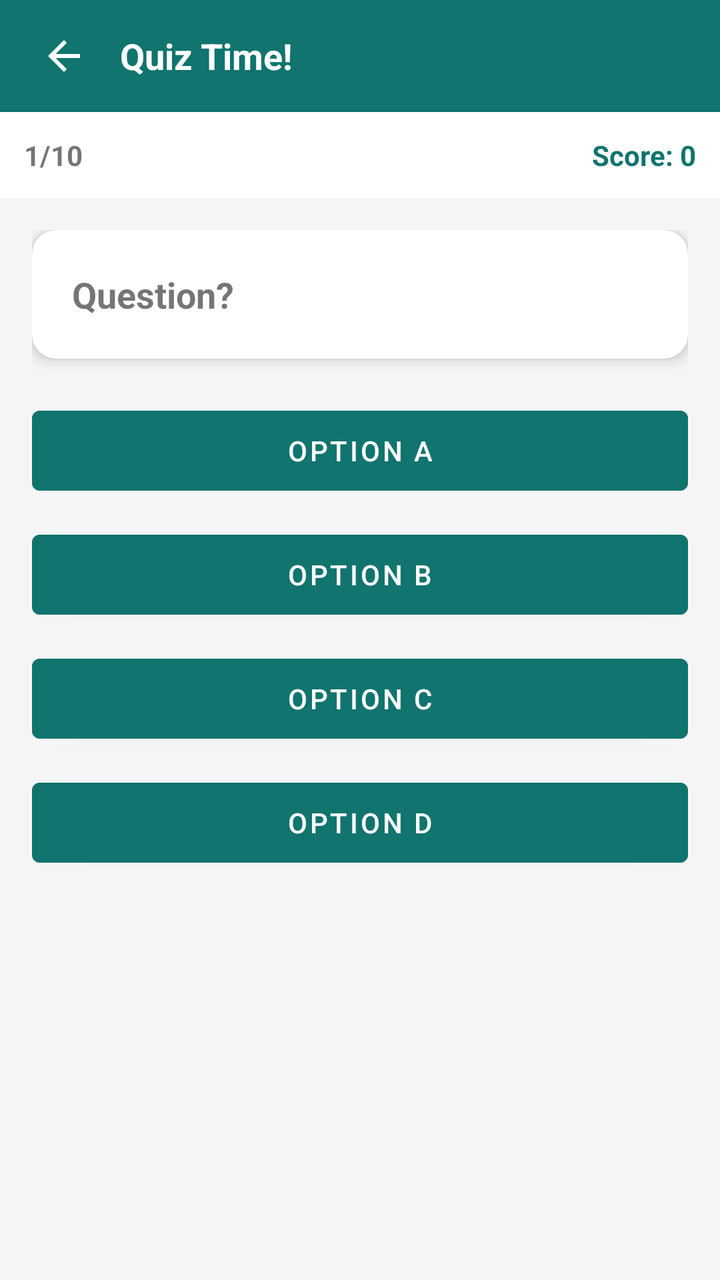
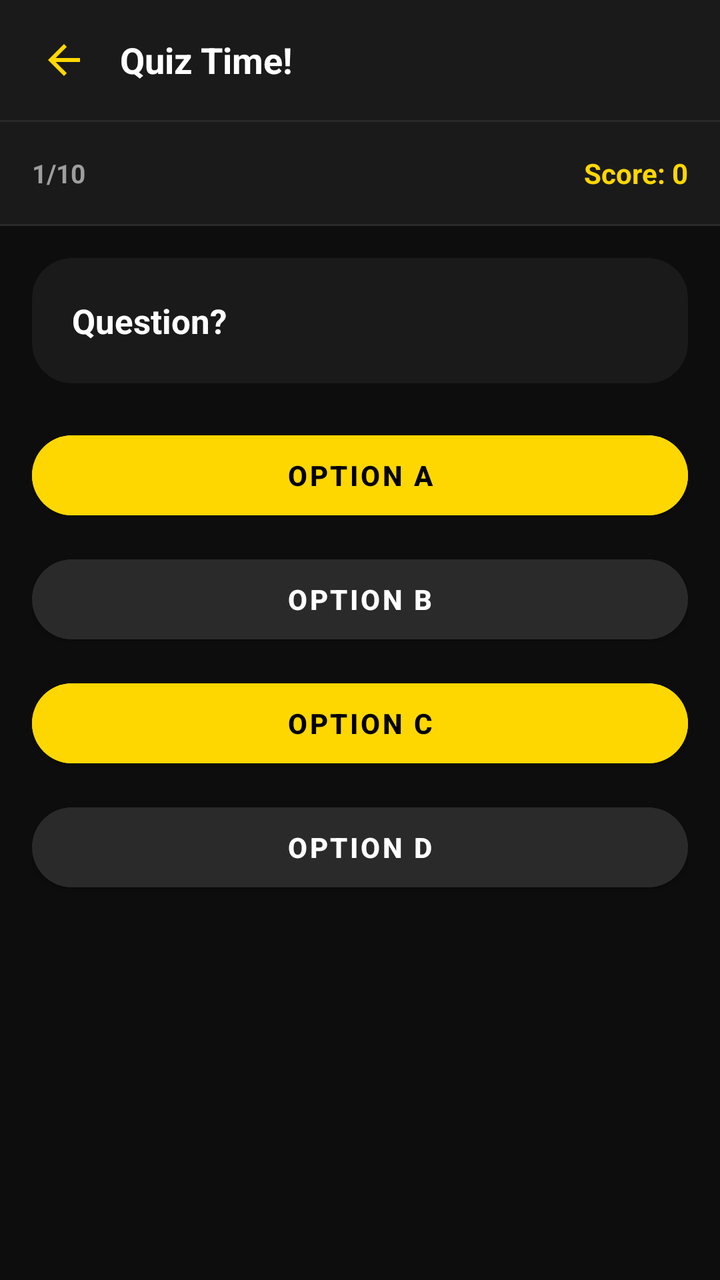

The first picture is an Android layout as it rendered before a commit; the second is the same layout after the commit. The layout source and the unified diff follow.
<!-- AndroidManifest.xml: application theme Theme.RbxCalculatorRoboxCounter -->
<!-- res/layout/activity_quiz.xml -->
<?xml version="1.0" encoding="utf-8"?>
<LinearLayout xmlns:android="http://schemas.android.com/apk/res/android"
    android:layout_width="match_parent"
    android:layout_height="match_parent"
    android:orientation="vertical"
    android:background="#F5F5F5">

    <LinearLayout android:layout_width="match_parent" android:layout_height="56dp"
        android:background="@color/theme_color" android:orientation="horizontal"
        android:gravity="center_vertical" android:paddingHorizontal="8dp">
        <ImageButton android:id="@+id/btnBack" android:layout_width="48dp" android:layout_height="48dp"
            android:background="?attr/selectableItemBackgroundBorderless"
            android:src="@drawable/ic_back_arrow" android:tint="#FFFFFF" android:contentDescription="Back"/>
        <TextView android:layout_width="0dp" android:layout_height="wrap_content" android:layout_weight="1"
            android:text="Quiz Time!" android:textColor="#FFFFFF" android:textSize="18sp"
            android:textStyle="bold" android:layout_marginStart="4dp"/>
    </LinearLayout>

    <LinearLayout android:layout_width="match_parent" android:layout_height="wrap_content"
        android:orientation="horizontal" android:padding="12dp" android:background="#FFFFFF">
        <TextView android:id="@+id/tvProgress" android:layout_width="0dp" android:layout_height="wrap_content"
            android:layout_weight="1" android:text="1/10" android:textSize="14sp" android:textStyle="bold"/>
        <TextView android:id="@+id/tvScore" android:layout_width="wrap_content" android:layout_height="wrap_content"
            android:text="Score: 0" android:textSize="14sp" android:textStyle="bold"
            android:textColor="@color/theme_color"/>
    </LinearLayout>

    <LinearLayout android:layout_width="match_parent" android:layout_height="0dp"
        android:layout_weight="1" android:orientation="vertical" android:padding="16dp">

        <androidx.cardview.widget.CardView xmlns:app="http://schemas.android.com/apk/res-auto"
            android:layout_width="match_parent" android:layout_height="wrap_content"
            android:layout_marginBottom="20dp" app:cardCornerRadius="12dp" app:cardElevation="4dp">
            <TextView android:id="@+id/tvQuestion"
                android:layout_width="match_parent" android:layout_height="wrap_content"
                android:padding="20dp" android:text="Question?"
                android:textSize="18sp" android:textStyle="bold" android:lineSpacingMultiplier="1.4"/>
        </androidx.cardview.widget.CardView>

        <Button android:id="@+id/btnOpt1" android:layout_width="match_parent" android:layout_height="52dp"
            android:layout_marginBottom="10dp" android:text="Option A" android:textSize="14sp"
            android:backgroundTint="@color/theme_color"/>
        <Button android:id="@+id/btnOpt2" android:layout_width="match_parent" android:layout_height="52dp"
            android:layout_marginBottom="10dp" android:text="Option B" android:textSize="14sp"
            android:backgroundTint="@color/theme_color"/>
        <Button android:id="@+id/btnOpt3" android:layout_width="match_parent" android:layout_height="52dp"
            android:layout_marginBottom="10dp" android:text="Option C" android:textSize="14sp"
            android:backgroundTint="@color/theme_color"/>
        <Button android:id="@+id/btnOpt4" android:layout_width="match_parent" android:layout_height="52dp"
            android:text="Option D" android:textSize="14sp" android:backgroundTint="@color/theme_color"/>
    </LinearLayout>
</LinearLayout>
<!-- resources referenced by this layout -->
<resources>
  <color name="theme_color">#11746e</color>
  <!-- drawable ic_back_arrow (drawable) -->
  <?xml version="1.0" encoding="utf-8"?>
  <vector xmlns:android="http://schemas.android.com/apk/res/android"
      android:width="24dp"
      android:height="24dp"
      android:viewportWidth="24"
      android:viewportHeight="24">
      <path
          android:fillColor="@android:color/white"
          android:pathData="M20,11H7.83l5.59,-5.59L12,4l-8,8 8,8 1.41,-1.41L7.83,13H20v-2z"/>
  </vector>
  <style name="Theme.RbxCalculatorRoboxCounter" parent="Theme.MaterialComponents.DayNight.NoActionBar">
          <item name="colorPrimary">@color/theme_color</item>
          <item name="colorPrimaryVariant">@color/theme_color</item>
          <item name="colorOnPrimary">@color/white</item>
          <item name="colorSecondary">@color/theme_color</item>
          <item name="colorOnSecondary">@color/white</item>
          <item name="android:statusBarColor">@color/theme_color</item>
          <item name="android:navigationBarColor">@color/white</item>
      </style>
  <style name="Theme.MaterialComponents.DayNight.NoActionBar" parent="@style/Theme.MaterialComponents.NoActionBar">
      </style>
  <color name="white">#FFFFFF</color>
</resources>

<!-- the commit's change to res/layout/activity_quiz.xml (unified diff, before → after) -->
@@ -1,52 +1,73 @@
 <?xml version="1.0" encoding="utf-8"?>
 <LinearLayout xmlns:android="http://schemas.android.com/apk/res/android"
+    xmlns:app="http://schemas.android.com/apk/res-auto"
     android:layout_width="match_parent"
     android:layout_height="match_parent"
     android:orientation="vertical"
-    android:background="#F5F5F5">
+    android:background="@color/bg_primary">
 
-    <LinearLayout android:layout_width="match_parent" android:layout_height="56dp"
-        android:background="@color/theme_color" android:orientation="horizontal"
+    <LinearLayout android:layout_width="match_parent" android:layout_height="60dp"
+        android:background="@color/bg_surface" android:orientation="horizontal"
         android:gravity="center_vertical" android:paddingHorizontal="8dp">
         <ImageButton android:id="@+id/btnBack" android:layout_width="48dp" android:layout_height="48dp"
             android:background="?attr/selectableItemBackgroundBorderless"
-            android:src="@drawable/ic_back_arrow" android:tint="#FFFFFF" android:contentDescription="Back"/>
+            android:src="@drawable/ic_back_arrow" android:tint="@color/gold" android:contentDescription="Back"/>
         <TextView android:layout_width="0dp" android:layout_height="wrap_content" android:layout_weight="1"
-            android:text="Quiz Time!" android:textColor="#FFFFFF" android:textSize="18sp"
+            android:text="Quiz Time!" android:textColor="@color/text_primary" android:textSize="18sp"
             android:textStyle="bold" android:layout_marginStart="4dp"/>
     </LinearLayout>
 
+    <View android:layout_width="match_parent" android:layout_height="1dp" android:background="@color/bg_divider" />
+
+    
     <LinearLayout android:layout_width="match_parent" android:layout_height="wrap_content"
-        android:orientation="horizontal" android:padding="12dp" android:background="#FFFFFF">
+        android:orientation="horizontal" android:padding="16dp"
+        android:background="@color/bg_surface" android:gravity="center_vertical">
         <TextView android:id="@+id/tvProgress" android:layout_width="0dp" android:layout_height="wrap_content"
-            android:layout_weight="1" android:text="1/10" android:textSize="14sp" android:textStyle="bold"/>
+            android:layout_weight="1" android:text="1/10" android:textSize="13sp" android:textStyle="bold"
+            android:textColor="@color/text_secondary"/>
         <TextView android:id="@+id/tvScore" android:layout_width="wrap_content" android:layout_height="wrap_content"
             android:text="Score: 0" android:textSize="14sp" android:textStyle="bold"
-            android:textColor="@color/theme_color"/>
+            android:textColor="@color/gold"/>
     </LinearLayout>
+
+    <View android:layout_width="match_parent" android:layout_height="1dp" android:background="@color/bg_divider" />
 
     <LinearLayout android:layout_width="match_parent" android:layout_height="0dp"
         android:layout_weight="1" android:orientation="vertical" android:padding="16dp">
 
-        <androidx.cardview.widget.CardView xmlns:app="http://schemas.android.com/apk/res-auto"
+        
+        <androidx.cardview.widget.CardView
             android:layout_width="match_parent" android:layout_height="wrap_content"
-            android:layout_marginBottom="20dp" app:cardCornerRadius="12dp" app:cardElevation="4dp">
+            android:layout_marginBottom="20dp" app:cardCornerRadius="20dp" app:cardElevation="0dp"
+            app:cardBackgroundColor="@color/bg_surface">
             <TextView android:id="@+id/tvQuestion"
                 android:layout_width="match_parent" android:layout_height="wrap_content"
                 android:padding="20dp" android:text="Question?"
-                android:textSize="18sp" android:textStyle="bold" android:lineSpacingMultiplier="1.4"/>
+                android:textSize="17sp" android:textStyle="bold"
+                android:textColor="@color/text_primary"
+                android:lineSpacingMultiplier="1.4"/>
         </androidx.cardview.widget.CardView>
 
+        
         <Button android:id="@+id/btnOpt1" android:layout_width="match_parent" android:layout_height="52dp"
             android:layout_marginBottom="10dp" android:text="Option A" android:textSize="14sp"
-            android:backgroundTint="@color/theme_color"/>
+            android:textStyle="bold" android:textColor="@color/text_on_gold"
+            android:backgroundTint="@color/gold" app:cornerRadius="26dp"/>
+
         <Button android:id="@+id/btnOpt2" android:layout_width="match_parent" android:layout_height="52dp"
             android:layout_marginBottom="10dp" android:text="Option B" android:textSize="14sp"
-            android:backgroundTint="@color/theme_color"/>
+            android:textStyle="bold" android:textColor="@color/text_primary"
+            android:backgroundTint="@color/bg_surface" app:cornerRadius="26dp"/>
+
         <Button android:id="@+id/btnOpt3" android:layout_width="match_parent" android:layout_height="52dp"
             android:layout_marginBottom="10dp" android:text="Option C" android:textSize="14sp"
-            android:backgroundTint="@color/theme_color"/>
+            android:textStyle="bold" android:textColor="@color/text_on_gold"
+            android:backgroundTint="@color/gold" app:cornerRadius="26dp"/>
+
         <Button android:id="@+id/btnOpt4" android:layout_width="match_parent" android:layout_height="52dp"
-            android:text="Option D" android:textSize="14sp" android:backgroundTint="@color/theme_color"/>
+            android:text="Option D" android:textSize="14sp"
+            android:textStyle="bold" android:textColor="@color/text_primary"
+            android:backgroundTint="@color/bg_surface" app:cornerRadius="26dp"/>
     </LinearLayout>
 </LinearLayout>
<!-- resource entries referenced after the edit -->
@@ -1,6 +1,12 @@
 <!-- resources referenced by this layout -->
 <resources>
-  <color name="theme_color">#11746e</color>
+  <color name="bg_divider">#2A2A2A</color>
+  <color name="bg_primary">#0D0D0D</color>
+  <color name="bg_surface">#1A1A1A</color>
+  <color name="gold">#FFD700</color>
+  <color name="text_on_gold">#000000</color>
+  <color name="text_primary">#FFFFFF</color>
+  <color name="text_secondary">#9E9E9E</color>
   <!-- drawable ic_back_arrow (drawable) -->
   <?xml version="1.0" encoding="utf-8"?>
   <vector xmlns:android="http://schemas.android.com/apk/res/android"
@@ -12,17 +18,30 @@
           android:fillColor="@android:color/white"
           android:pathData="M20,11H7.83l5.59,-5.59L12,4l-8,8 8,8 1.41,-1.41L7.83,13H20v-2z"/>
   </vector>
-  <style name="Theme.RbxCalculatorRoboxCounter" parent="Theme.MaterialComponents.DayNight.NoActionBar">
-          <item name="colorPrimary">@color/theme_color</item>
-          <item name="colorPrimaryVariant">@color/theme_color</item>
-          <item name="colorOnPrimary">@color/white</item>
-          <item name="colorSecondary">@color/theme_color</item>
-          <item name="colorOnSecondary">@color/white</item>
-          <item name="android:statusBarColor">@color/theme_color</item>
-          <item name="android:navigationBarColor">@color/white</item>
+  <style name="Theme.RbxCalculatorRoboxCounter" parent="Theme.MaterialComponents.NoActionBar">
+          
+          <item name="colorPrimary">@color/gold</item>
+          <item name="colorPrimaryVariant">@color/gold_dim</item>
+          <item name="colorOnPrimary">@color/text_on_gold</item>
+          <item name="colorSecondary">@color/gold</item>
+          <item name="colorOnSecondary">@color/text_on_gold</item>
+  
+          
+          <item name="android:colorBackground">@color/bg_primary</item>
+          <item name="colorSurface">@color/bg_surface</item>
+          <item name="colorOnSurface">@color/text_primary</item>
+          <item name="colorOnBackground">@color/text_primary</item>
+  
+          
+          <item name="android:statusBarColor">@color/bg_primary</item>
+          <item name="android:navigationBarColor">@color/bg_primary</item>
+          <item name="android:windowLightStatusBar">false</item>
+  
+          
+          <item name="colorControlActivated">@color/gold</item>
+          <item name="colorControlHighlight">@color/gold_20</item>
       </style>
-  <style name="Theme.MaterialComponents.DayNight.NoActionBar" parent="@style/Theme.MaterialComponents.NoActionBar">
-      </style>
-  <color name="white">#FFFFFF</color>
+  <color name="gold_dim">#B8860B</color>
+  <color name="gold_20">#33FFD700</color>
 </resources>
 
